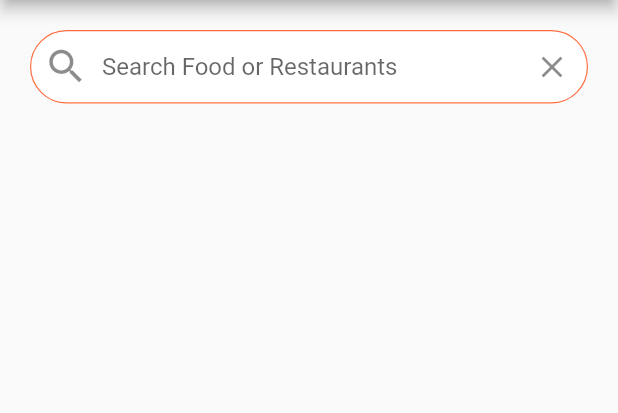
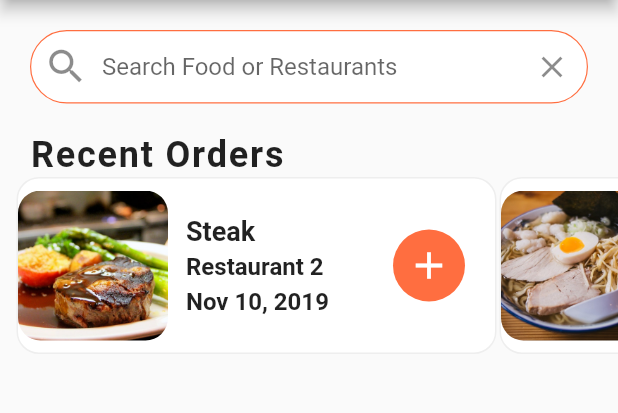
Before and after one commit to ivantrj/food_delivery_flutter, a Flutter app: the screen it shows after launch, on a phone screen of 412 x 824 dp, the part 84-497 px from its top. Run offline on Flutter 3.47's test engine with Material 2 defaults, Android fonts, the phone set to English and light mode, and no system bars.

Commit message:
crete recent orders

```diff
--- a/analysis_options.yaml
+++ b/analysis_options.yaml
@@ -24,6 +24,6 @@ linter:
   rules:
     # avoid_print: false  # Uncomment to disable the `avoid_print` rule
     # prefer_single_quotes: true  # Uncomment to enable the `prefer_single_quotes` rule
-
+    prefer_const_constructors: false
 # Additional information about this file can be found at
 # https://dart.dev/guides/language/analysis-options
--- a/lib/screens/home_screen.dart
+++ b/lib/screens/home_screen.dart
@@ -1,5 +1,6 @@
 import 'package:flutter/material.dart';
 import 'package:food_delivery/data/data.dart';
+import 'package:food_delivery/widgets/recent_orders.dart';
 
 class HomeScreen extends StatefulWidget {
   const HomeScreen({Key? key}) : super(key: key);
@@ -61,6 +62,7 @@ class _HomeScreenState extends State<HomeScreen> {
               ),
             ),
           ),
+          RecentOrders(),
         ],
       ),
     );
--- /dev/null
+++ b/lib/widgets/recent_orders.dart
@@ -0,0 +1,127 @@
+import 'package:flutter/material.dart';
+import 'package:food_delivery/data/data.dart';
+
+import '../models/order.dart';
+
+class RecentOrders extends StatelessWidget {
+  const RecentOrders({Key? key}) : super(key: key);
+
+  _buildRecentOrder(BuildContext context, Order order) {
+    return Container(
+      margin: EdgeInsets.all(1.0),
+      width: 320.0,
+      decoration: BoxDecoration(
+        color: Colors.white,
+        borderRadius: BorderRadius.circular(15.0),
+        border: Border.all(
+          width: 1.0,
+          color: (Colors.grey[200])!,
+        ),
+      ),
+      child: Row(
+        mainAxisAlignment: MainAxisAlignment.spaceBetween,
+        children: [
+          Expanded(
+            child: Row(
+              children: [
+                ClipRRect(
+                  borderRadius: BorderRadius.circular(15.0),
+                  child: Image(
+                    height: 100.0,
+                    width: 100.0,
+                    image: AssetImage(order.food.imageUrl),
+                    fit: BoxFit.cover,
+                  ),
+                ),
+                Expanded(
+                  child: Container(
+                    margin: EdgeInsets.all(12.0),
+                    child: Column(
+                      mainAxisAlignment: MainAxisAlignment.center,
+                      crossAxisAlignment: CrossAxisAlignment.start,
+                      children: [
+                        Text(
+                          order.food.name,
+                          style: TextStyle(
+                            fontSize: 18.0,
+                            fontWeight: FontWeight.bold,
+                          ),
+                          overflow: TextOverflow.ellipsis,
+                        ),
+                        SizedBox(height: 4.0),
+                        Text(
+                          order.restaurant.name,
+                          style: TextStyle(
+                            fontSize: 16.0,
+                            fontWeight: FontWeight.w600,
+                          ),
+                          overflow: TextOverflow.ellipsis,
+                        ),
+                        SizedBox(height: 4.0),
+                        Text(
+                          order.date,
+                          style: TextStyle(
+                            fontSize: 16.0,
+                            fontWeight: FontWeight.w600,
+                          ),
+                          overflow: TextOverflow.ellipsis,
+                        ),
+                      ],
+                    ),
+                  ),
+                ),
+              ],
+            ),
+          ),
+          Container(
+            margin: EdgeInsets.only(right: 20.0),
+            width: 48.0,
+            decoration: BoxDecoration(
+              color: Theme.of(context).primaryColor,
+              borderRadius: BorderRadius.circular(30.0),
+            ),
+            child: IconButton(
+              icon: Icon(Icons.add),
+              iconSize: 30.0,
+              color: Colors.white,
+              onPressed: () {},
+            ),
+          ),
+        ],
+      ),
+    );
+  }
+
+  @override
+  Widget build(BuildContext context) {
+    return Column(
+      crossAxisAlignment: CrossAxisAlignment.start,
+      children: [
+        const Padding(
+          padding: EdgeInsets.symmetric(horizontal: 20.0),
+          child: Text(
+            'Recent Orders',
+            style: TextStyle(
+              fontSize: 24.0,
+              fontWeight: FontWeight.w600,
+              letterSpacing: 1.2,
+            ),
+          ),
+        ),
+        Container(
+          height: 120.0,
+          child: ListView.builder(
+            physics: BouncingScrollPhysics(),
+            padding: EdgeInsets.only(left: 10.0),
+            scrollDirection: Axis.horizontal,
+            itemCount: currentUser.orders.length,
+            itemBuilder: (BuildContext context, int index) {
+              Order order = currentUser.orders[index];
+              return _buildRecentOrder(context, order);
+            },
+          ),
+        ),
+      ],
+    );
+  }
+}
```
